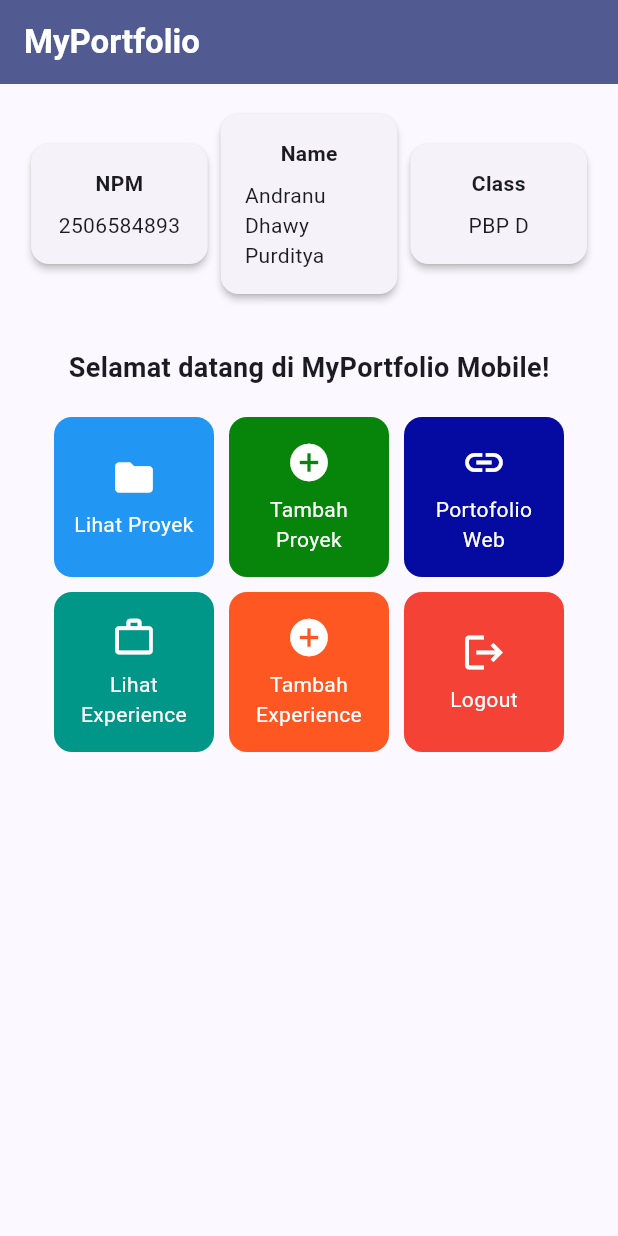
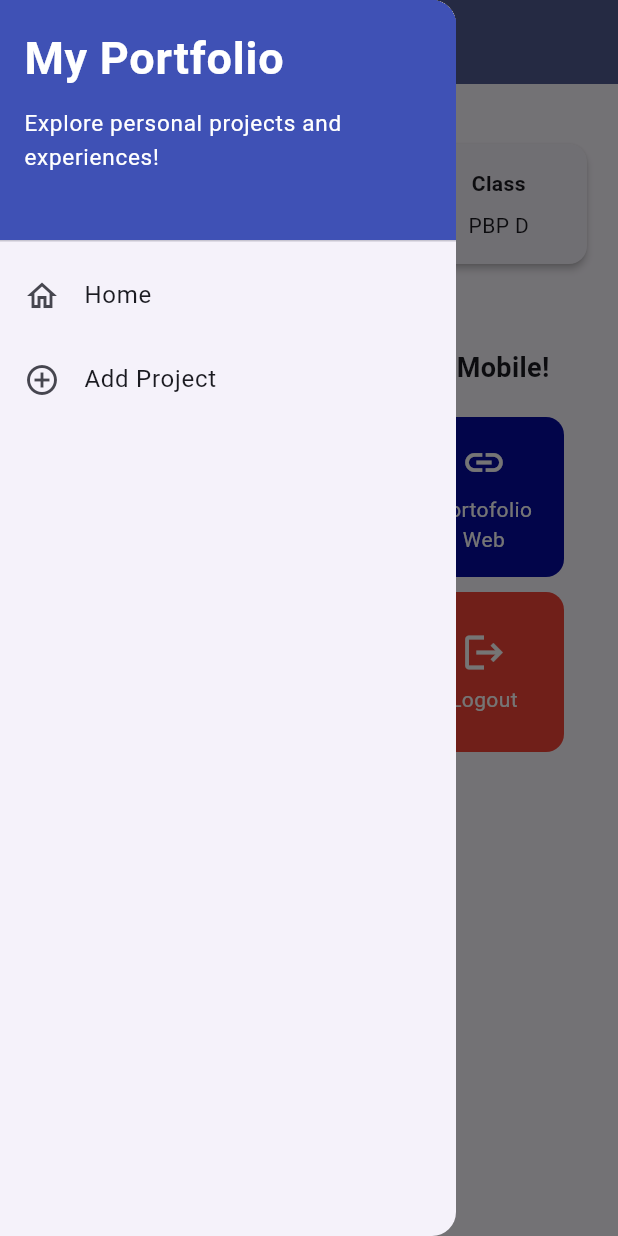
Before and after one commit to adpsxx/myportofolio_mobile, a Flutter app: the screen it shows after launch, with the side drawer open (before the commit the screen has no drawer), on a phone screen of 412 x 824 dp. Run offline on Flutter 3.47's test engine with Material 3 defaults, Android fonts, the phone set to English and light mode, and no system bars; our stand-ins replace material_ui.

Commit message:
feat: Add drawer

```diff
--- a/lib/menu.dart
+++ b/lib/menu.dart
@@ -1,4 +1,5 @@
 import 'package:flutter/material.dart';
+import 'package:myportofolio_mobile/widgets/left_drawer.dart';
 
 class ItemHomepage {
   final String name;
@@ -39,6 +40,7 @@ class MyHomePage extends StatelessWidget {
         ),
         backgroundColor: Theme.of(context).colorScheme.primary,
       ),
+      drawer: const LeftDrawer(),
       // Body halaman utama dengan padding di sekelilingnya.
       body: Padding(
         padding: const EdgeInsets.all(16.0),
--- /dev/null
+++ b/lib/widgets/left_drawer.dart
@@ -0,0 +1,65 @@
+import 'package:material_ui/material_ui.dart';
+import 'package:myportofolio_mobile/menu.dart';
+
+class LeftDrawer extends StatelessWidget {
+  const LeftDrawer({super.key});
+
+  @override
+  Widget build(BuildContext context) {
+    return Drawer(
+      child: ListView(
+        children: [
+          const DrawerHeader(
+            decoration: BoxDecoration(
+              color: Colors.indigo,
+            ),
+            child: Column(
+              crossAxisAlignment: CrossAxisAlignment.start,
+              children: [
+                Text(
+                  'My Portfolio',
+                  style: TextStyle(
+                    fontSize: 30,
+                    fontWeight: FontWeight.bold,
+                    color: Colors.white,
+                  ),
+                ),
+                SizedBox(height: 10),
+                Text(
+                  'Explore personal projects and experiences!',
+                  style: TextStyle(
+                    fontSize: 15,
+                    color: Colors.white,
+                  ),
+                ),
+              ],
+            ),
+          ),
+          ListTile(
+            leading: const Icon(Icons.home_outlined),
+            title: const Text('Home'),
+            // Navigasi ke halaman utama portofolio
+            onTap: () {
+              Navigator.pushReplacement(
+                context,
+                MaterialPageRoute(
+                  builder: (context) => MyHomePage(),
+                ),
+              );
+            },
+          ),
+          ListTile(
+            leading: const Icon(Icons.add_circle_outline),
+            title: const Text('Add Project'),
+            // Navigasi ke halaman tambah proyek
+            onTap: () {
+              /*
+              TODO: Buatlah routing ke halaman ProjectFormPage yang akan dibuat nanti.
+              */
+            },
+          ),
+        ],
+      ),
+    );
+  }
+}
--- a/pubspec.yaml
+++ b/pubspec.yaml
@@ -34,6 +34,7 @@ dependencies:
   # The following adds the Cupertino Icons font to your application.
   # Use with the CupertinoIcons class for iOS style icons.
   cupertino_icons: ^1.0.8
+  material_ui: ^1.2.0
 
 dev_dependencies:
   flutter_test:
```
Also changed, not shown: pubspec.lock, 1 other file.
